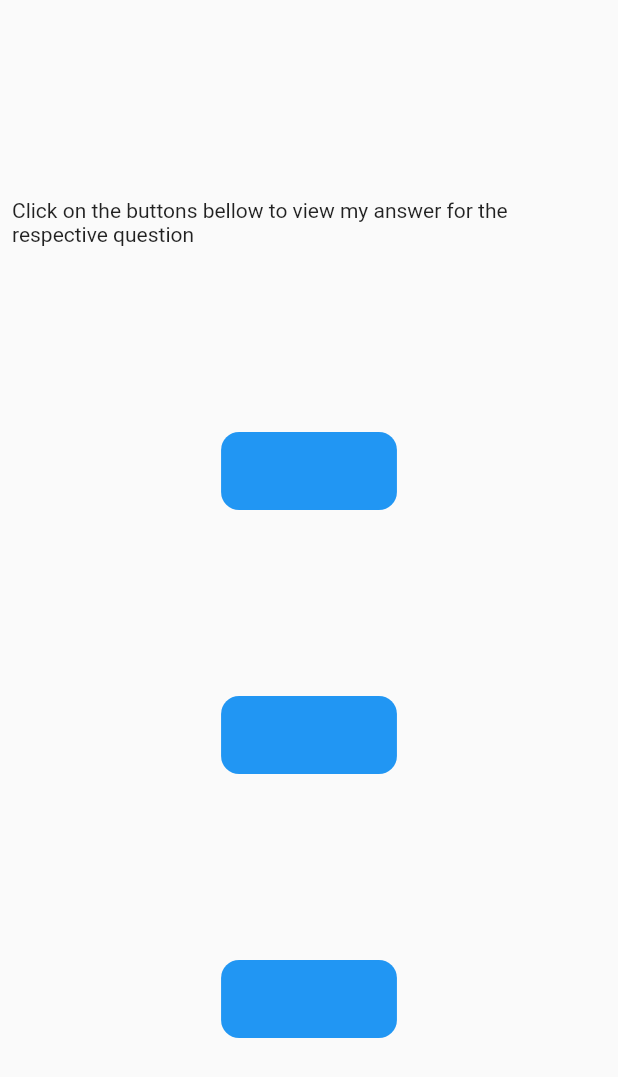
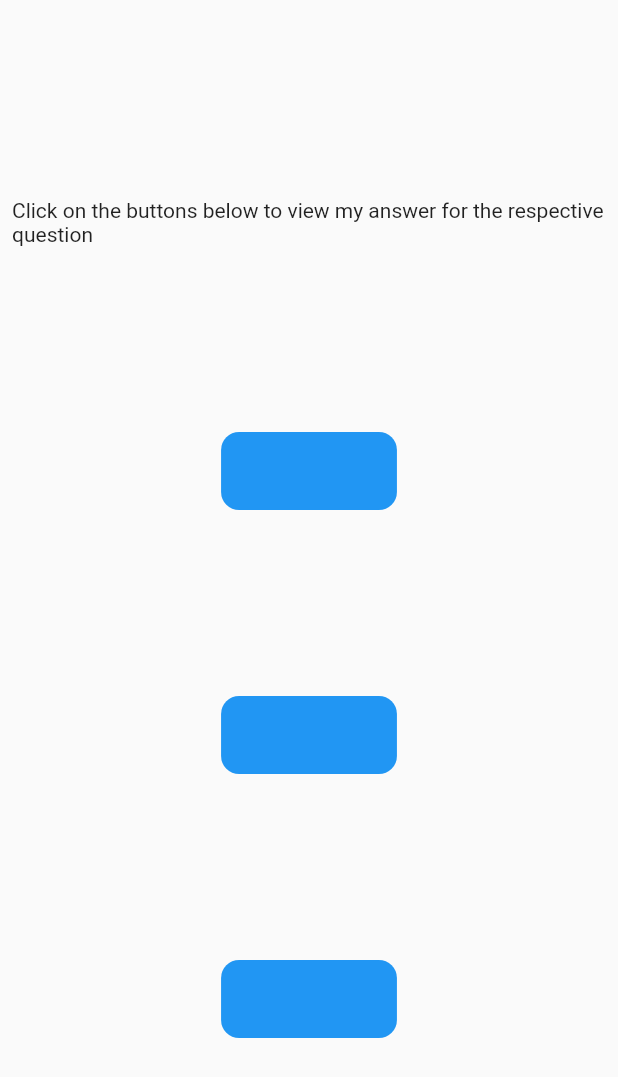
Before and after one commit to sam-baraka/flutter_interview_application, a Flutter app: the screen it shows after launch, on a phone screen of 412 x 824 dp. Shown: the top 1077 px of the screen. Run offline on Flutter 3.47's test engine with Material 2 defaults, Android fonts, the phone set to English and light mode, and no system bars.

Commit message:
Fixed spelling

```diff
--- a/lib/home.dart
+++ b/lib/home.dart
@@ -11,7 +11,7 @@ class Home extends StatelessWidget {
           mainAxisAlignment: MainAxisAlignment.spaceEvenly,
           children: [
             Text(
-                "Click on the buttons bellow to view my answer for the respective question"),
+                "Click on the buttons below to view my answer for the respective question"),
             CupertinoButton(
               onPressed: () {},
               color: Colors.blue,
```
